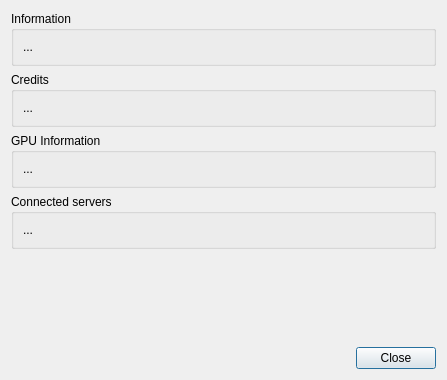
Old version of the form client/src/ui/dialogs/about_dialog.ui in the repository networkoptix/nx_open.
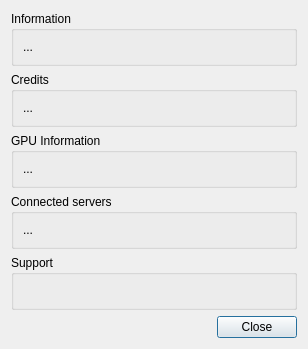
New version of the form.

Commit message:
(Issue #3667) :  support e-mail
<==== Mercurial data ====>
Branch: master

Diff of the .ui file:
```diff
--- a/client/src/ui/dialogs/about_dialog.ui
+++ b/client/src/ui/dialogs/about_dialog.ui
@@ -6,22 +6,40 @@
    <rect>
     <x>0</x>
     <y>0</y>
-    <width>447</width>
-    <height>380</height>
+    <width>308</width>
+    <height>301</height>
    </rect>
   </property>
+  <property name="sizePolicy">
+   <sizepolicy hsizetype="Preferred" vsizetype="Fixed">
+    <horstretch>0</horstretch>
+    <verstretch>0</verstretch>
+   </sizepolicy>
+  </property>
   <property name="windowTitle">
    <string>About</string>
   </property>
   <layout class="QVBoxLayout" name="verticalLayout">
    <item>
     <widget class="QGroupBox" name="informationGroupBox">
+     <property name="sizePolicy">
+      <sizepolicy hsizetype="Preferred" vsizetype="Fixed">
+       <horstretch>0</horstretch>
+       <verstretch>0</verstretch>
+      </sizepolicy>
+     </property>
      <property name="title">
       <string>Information</string>
      </property>
      <layout class="QVBoxLayout" name="verticalLayout_2">
       <item>
        <widget class="QLabel" name="versionLabel">
+        <property name="sizePolicy">
+         <sizepolicy hsizetype="Preferred" vsizetype="Fixed">
+          <horstretch>0</horstretch>
+          <verstretch>0</verstretch>
+         </sizepolicy>
+        </property>
         <property name="text">
          <string>...</string>
         </property>
@@ -35,12 +53,24 @@
    </item>
    <item>
     <widget class="QGroupBox" name="creditsGroupBox">
+     <property name="sizePolicy">
+      <sizepolicy hsizetype="Preferred" vsizetype="Fixed">
+       <horstretch>0</horstretch>
+       <verstretch>0</verstretch>
+      </sizepolicy>
+     </property>
      <property name="title">
       <string>Credits</string>
      </property>
      <layout class="QVBoxLayout" name="verticalLayout_3">
       <item>
        <widget class="QLabel" name="creditsLabel">
+        <property name="sizePolicy">
+         <sizepolicy hsizetype="Preferred" vsizetype="Fixed">
+          <horstretch>0</horstretch>
+          <verstretch>0</verstretch>
+         </sizepolicy>
+        </property>
         <property name="text">
          <string>...</string>
         </property>
@@ -54,12 +84,24 @@
    </item>
    <item>
     <widget class="QGroupBox" name="gpuGroupBox">
+     <property name="sizePolicy">
+      <sizepolicy hsizetype="Preferred" vsizetype="Fixed">
+       <horstretch>0</horstretch>
+       <verstretch>0</verstretch>
+      </sizepolicy>
+     </property>
      <property name="title">
       <string>GPU Information</string>
      </property>
      <layout class="QVBoxLayout" name="verticalLayout_4">
       <item>
        <widget class="QLabel" name="gpuLabel">
+        <property name="sizePolicy">
+         <sizepolicy hsizetype="Preferred" vsizetype="Fixed">
+          <horstretch>0</horstretch>
+          <verstretch>0</verstretch>
+         </sizepolicy>
+        </property>
         <property name="text">
          <string>...</string>
         </property>
@@ -73,12 +115,24 @@
    </item>
    <item>
     <widget class="QGroupBox" name="serversGroupBox">
+     <property name="sizePolicy">
+      <sizepolicy hsizetype="Preferred" vsizetype="Fixed">
+       <horstretch>0</horstretch>
+       <verstretch>0</verstretch>
+      </sizepolicy>
+     </property>
      <property name="title">
       <string>Connected servers</string>
      </property>
      <layout class="QVBoxLayout" name="verticalLayout_5">
       <item>
        <widget class="QLabel" name="serversLabel">
+        <property name="sizePolicy">
+         <sizepolicy hsizetype="Preferred" vsizetype="Fixed">
+          <horstretch>0</horstretch>
+          <verstretch>0</verstretch>
+         </sizepolicy>
+        </property>
         <property name="text">
          <string>...</string>
         </property>
@@ -91,17 +145,29 @@
     </widget>
    </item>
    <item>
-    <spacer name="verticalSpacer">
-     <property name="orientation">
-      <enum>Qt::Vertical</enum>
+    <widget class="QGroupBox" name="supportGroupBox">
+     <property name="sizePolicy">
+      <sizepolicy hsizetype="Preferred" vsizetype="Fixed">
+       <horstretch>0</horstretch>
+       <verstretch>0</verstretch>
+      </sizepolicy>
      </property>
-     <property name="sizeHint" stdset="0">
-      <size>
-       <width>20</width>
-       <height>40</height>
-      </size>
+     <property name="title">
+      <string>Support</string>
      </property>
-    </spacer>
+     <layout class="QVBoxLayout" name="verticalLayout_6">
+      <item>
+       <widget class="QLabel" name="supportEmailLabel">
+        <property name="text">
+         <string notr="true">&lt;Support email placeholder&gt;</string>
+        </property>
+        <property name="openExternalLinks">
+         <bool>true</bool>
+        </property>
+       </widget>
+      </item>
+     </layout>
+    </widget>
    </item>
    <item>
     <widget class="QDialogButtonBox" name="buttonBox">
```
Left out of the diff: 8 changed lines with no effect on the pictures. The commit also changes 3 other files.
